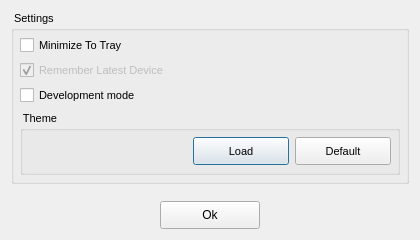
The window that src/ui/settings.ui (AceOfSnakes/NetRC) describes before a commit, drawn with Qt 5.
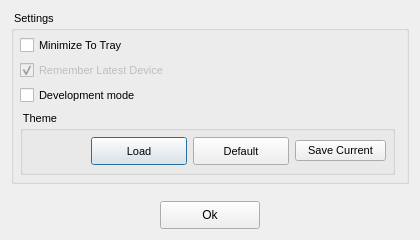
The same window after the commit.

Commit message: add save current theme

The edit to the form file:
```diff
--- a/src/ui/settings.ui
+++ b/src/ui/settings.ui
@@ -51,7 +51,7 @@
        <number>6</number>
       </property>
       <property name="rightMargin">
-       <number>6</number>
+       <number>11</number>
       </property>
       <property name="bottomMargin">
        <number>6</number>
@@ -186,6 +186,13 @@
                </property>
               </widget>
              </item>
+             <item>
+              <widget class="QPushButton" name="saveTheme">
+               <property name="text">
+                <string>   Save Current   </string>
+               </property>
+              </widget>
+             </item>
             </layout>
            </item>
           </layout>
```
The commit also changes 4 other files.
